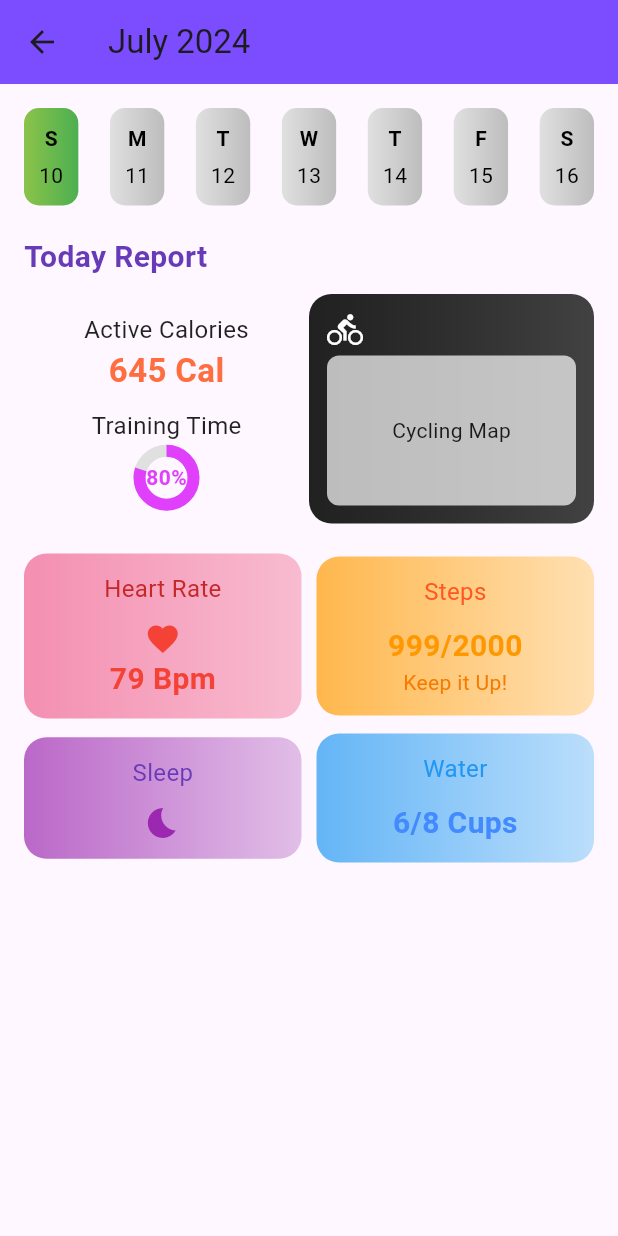
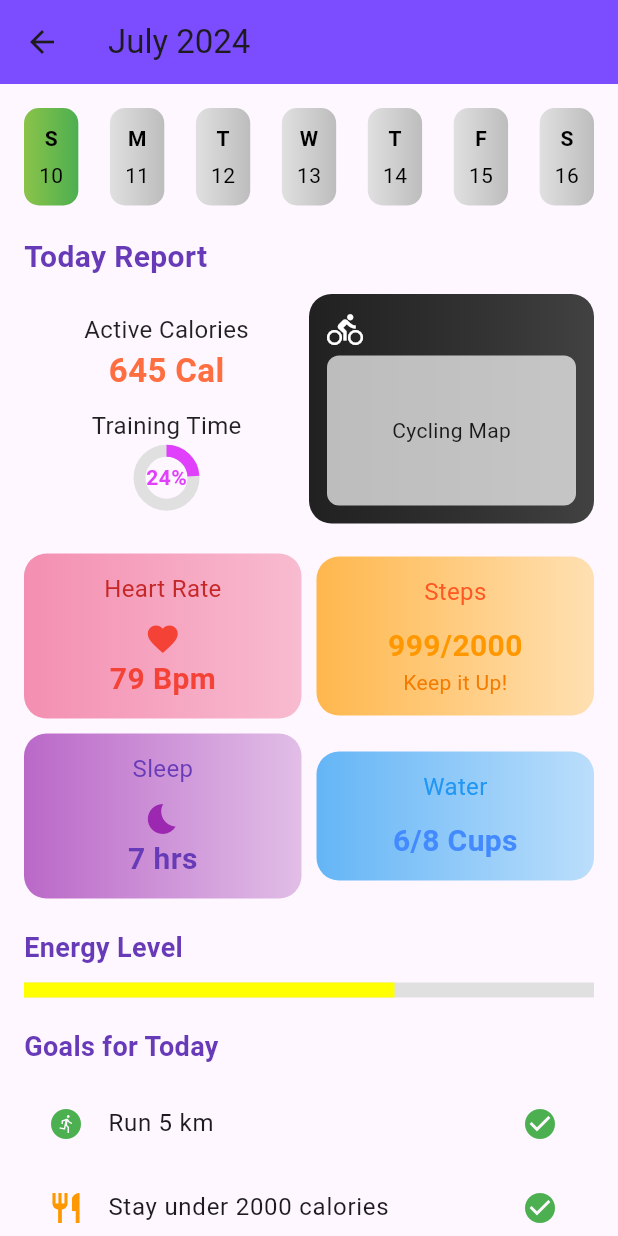
Before and after one commit to itsmedona/gym_app, a Flutter app: the ActivityScreen screen opened directly, on a phone screen of 412 x 824 dp. Run offline on Flutter 3.47's test engine with Material 3 defaults, Android fonts, the phone set to English and light mode, and no system bars; our stand-ins replace bottom_navy_bar, google_fonts.

Commit message:
Animation added for training tym also added energy level list

```diff
--- a/lib/view/screens/activity_screen/activity_screen.dart
+++ b/lib/view/screens/activity_screen/activity_screen.dart
@@ -1,6 +1,34 @@
 import 'package:flutter/material.dart';
 
-class ActivityScreen extends StatelessWidget {
+class ActivityScreen extends StatefulWidget {
+  @override
+  _ActivityScreenState createState() => _ActivityScreenState();
+}
+
+class _ActivityScreenState extends State<ActivityScreen>
+    with SingleTickerProviderStateMixin {
+  late AnimationController _controller;
+  late Animation<double> _animation;
+
+  @override
+  void initState() {
+    super.initState();
+    _controller = AnimationController(
+      duration: const Duration(seconds: 5),
+      vsync: this,
+    )..forward();
+
+    _animation = Tween<double>(begin: 0, end: 0.8).animate(
+      CurvedAnimation(parent: _controller, curve: Curves.easeInOut),
+    );
+  }
+
+  @override
+  void dispose() {
+    _controller.dispose();
+    super.dispose();
+  }
+
   @override
   Widget build(BuildContext context) {
     return SafeArea(
@@ -62,7 +90,7 @@ class ActivityScreen extends StatelessWidget {
                   ),
                 ),
                 SizedBox(height: 10),
-                // Active calories and cycling route section
+                // Active calories and animated training time section
                 Row(
                   children: [
                     Expanded(
@@ -83,23 +111,28 @@ class ActivityScreen extends StatelessWidget {
                                   style: TextStyle(
                                       fontSize: 16, color: Colors.black87)),
                               SizedBox(height: 5),
-                              Stack(
+                              AnimatedBuilder(
+                                animation: _animation,
+                                builder: (context, child) {
+                                  return Stack(
                                     alignment: Alignment.center,
                                     children: [
                                       CircularProgressIndicator(
-                                    value: 0.8,
+                                        value: _animation.value,
                                         backgroundColor: Colors.grey[300],
                                         valueColor: AlwaysStoppedAnimation(
                                             Colors.purpleAccent),
                                         strokeWidth: 8,
                                       ),
                                       Text(
-                                    '80%',
+                                        '${(_animation.value * 100).round()}%',
                                         style: TextStyle(
                                             fontWeight: FontWeight.bold,
                                             color: Colors.purpleAccent),
                                       ),
                                     ],
+                                  );
+                                },
                               ),
                             ],
                           ),
@@ -147,7 +180,6 @@ class ActivityScreen extends StatelessWidget {
                       child: Container(
                         padding: EdgeInsets.all(12),
                         decoration: BoxDecoration(
-                          color: Colors.pink[100],
                           gradient: LinearGradient(
                               colors: [Colors.pink[200]!, Colors.pink[100]!]),
                           borderRadius: BorderRadius.circular(15),
@@ -218,6 +250,11 @@ class ActivityScreen extends StatelessWidget {
                                     fontSize: 16, color: Colors.deepPurple)),
                             SizedBox(height: 10),
                             Icon(Icons.bedtime, color: Colors.purple),
+                            Text('7 hrs',
+                                style: TextStyle(
+                                    fontSize: 20,
+                                    fontWeight: FontWeight.bold,
+                                    color: Colors.deepPurple)),
                           ],
                         ),
                       ),
@@ -248,6 +285,52 @@ class ActivityScreen extends StatelessWidget {
                     ),
                   ],
                 ),
+                SizedBox(height: 20),
+                // Energy Level section
+                Text(
+                  'Energy Level',
+                  style: TextStyle(
+                      fontSize: 18,
+                      fontWeight: FontWeight.bold,
+                      color: Colors.deepPurple),
+                ),
+                SizedBox(height: 10),
+                LinearProgressIndicator(
+                  value: 0.65,
+                  backgroundColor: Colors.grey[300],
+                  color: Colors.yellowAccent,
+                  minHeight: 10,
+                ),
+                SizedBox(height: 20),
+                // Goals for Today section
+                Text(
+                  'Goals for Today',
+                  style: TextStyle(
+                      fontSize: 18,
+                      fontWeight: FontWeight.bold,
+                      color: Colors.deepPurple),
+                ),
+                SizedBox(height: 10),
+                Column(
+                  children: [
+                    ListTile(
+                      leading: Icon(Icons.run_circle, color: Colors.green),
+                      title: Text("Run 5 km"),
+                      trailing: Icon(Icons.check_circle, color: Colors.green),
+                    ),
+                    ListTile(
+                      leading: Icon(Icons.restaurant, color: Colors.orange),
+                      title: Text("Stay under 2000 calories"),
+                      trailing: Icon(Icons.check_circle, color: Colors.green),
+                    ),
+                    ListTile(
+                      leading: Icon(Icons.water_drop, color: Colors.blue),
+                      title: Text("Drink 8 cups of water"),
+                      trailing: Icon(Icons.radio_button_unchecked,
+                          color: Colors.grey),
+                    ),
+                  ],
+                ),
               ],
             ),
           ),
```
Lines whose indentation alone changed are shown as unchanged.
